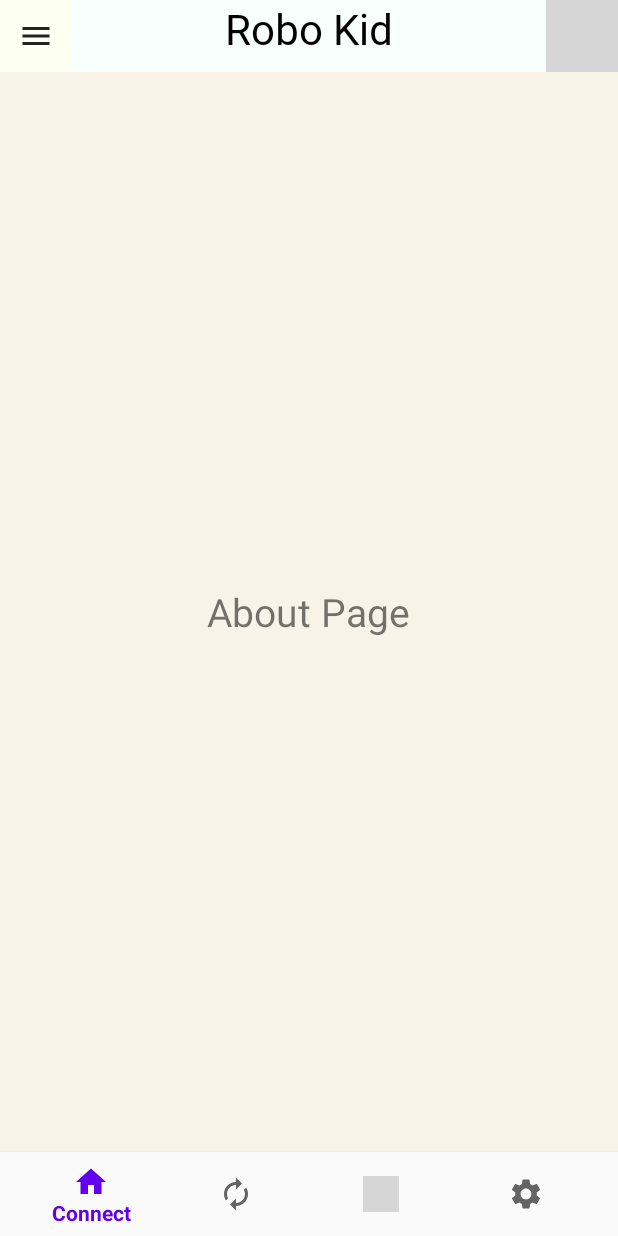
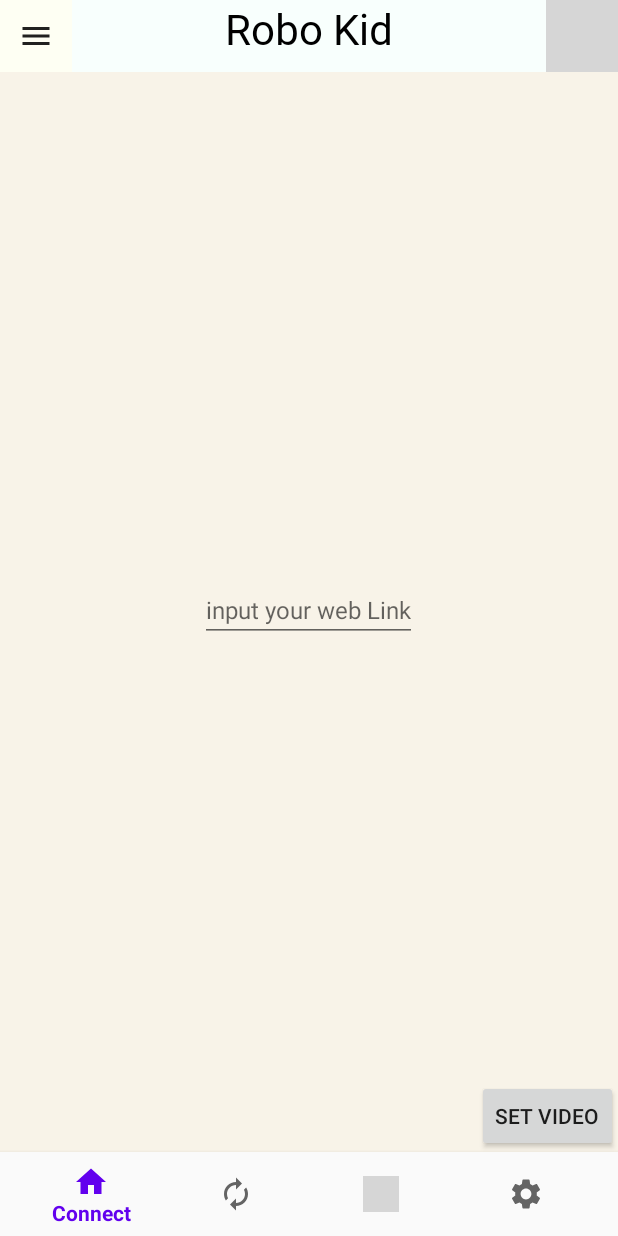
Before and after one commit to MasumBhai/Android-Robo-Kid, an Android app: the fragment AboutFragment placed in its activity, on a phone screen of 412 x 824 dp. Run offline under Robolectric (Android 15) with nearby library versions, the phone set to English and light mode, and no system bars; libraries missing offline, so code that uses them is left out: com.skyfishjy.library; 3 statements that could not run were skipped; grey boxes are pictures that could not be loaded.

Commit message:
simplest webview with fragment to fragment passing data introduced...

```diff
--- a/app/src/main/java/com/brainy_fools/robo_kid/AboutFragment.java
+++ b/app/src/main/java/com/brainy_fools/robo_kid/AboutFragment.java
@@ -1,13 +1,17 @@
 package com.brainy_fools.robo_kid;
 
+import android.content.Intent;
 import android.os.Bundle;
 
 import androidx.fragment.app.Fragment;
+import androidx.fragment.app.FragmentManager;
 
 import android.view.LayoutInflater;
 import android.view.View;
 import android.view.ViewGroup;
 import android.view.WindowManager;
+import android.widget.Button;
+import android.widget.EditText;
 
 /**
  * A simple {@link Fragment} subclass.
@@ -15,6 +19,9 @@ import android.view.WindowManager;
  * create an instance of this fragment.
  */
 public class AboutFragment extends Fragment {
+    View root;
+    private EditText editableWebLink;
+    private String videoLink;
 
     // TODO: Rename parameter arguments, choose names that match
     // the fragment initialization parameters, e.g. ARG_ITEM_NUMBER
@@ -61,6 +68,30 @@ public class AboutFragment extends Fragment {
     public View onCreateView(LayoutInflater inflater, ViewGroup container,
                              Bundle savedInstanceState) {
         // Inflate the layout for this fragment
-        return inflater.inflate(R.layout.fragment_about, container, false);
+        root = inflater.inflate(R.layout.fragment_about, container, false);
+        Button butt = root.findViewById(R.id.buttonWebLink);
+        butt.setOnClickListener(new View.OnClickListener() {
+            @Override
+            public void onClick(View view) {
+                editableWebLink = root.findViewById(R.id.inputVideoLink);
+                Bundle bundle = new Bundle();
+                bundle.putString("localWebLink", editableWebLink.getText().toString());
+                EmbeddedFragment emb = new EmbeddedFragment();
+                emb.setArguments(bundle);
+                FragmentManager manager = getParentFragmentManager();
+                manager.beginTransaction().replace(R.id.fragmentAbout, emb).commit();
+//                assert getFragmentManager() != null;
+//                getFragmentManager().beginTransaction().replace(R.id.embeddIDFragment, emb).commit();
+
+//                getParentFragmentManager().setFragmentResult("fragmentSettings", bundle);
+                editableWebLink.setText("");
+            }
+        });
+
+//        videoLink = editableWebLink.getText().toString().trim();
+//        Intent intent = new Intent(requireActivity().getApplicationContext(),EmbeddedFragment.class);
+//        intent.putExtra("localWebLink",videoLink);
+//        startActivity(intent);
+        return root;
     }
 }
--- a/app/src/main/java/com/brainy_fools/robo_kid/OnBoarding.java
+++ b/app/src/main/java/com/brainy_fools/robo_kid/OnBoarding.java
@@ -40,7 +40,7 @@ public class OnBoarding extends AppCompatActivity {
         onBoardingFragment.setOnRightOutListener(new PaperOnboardingOnRightOutListener() {
             @Override
             public void onRightOut() {
-                startActivity(new Intent(getApplicationContext(), SendOTP.class));
+                startActivity(new Intent(getApplicationContext(), FrontPage.class));
                 finish();  // finishing current activity here
             }
         });
--- a/app/src/main/res/layout/fragment_about.xml
+++ b/app/src/main/res/layout/fragment_about.xml
@@ -3,15 +3,25 @@
     xmlns:tools="http://schemas.android.com/tools"
     android:layout_width="match_parent"
     android:layout_height="match_parent"
+    android:id="@+id/fragmentAbout"
     android:background="@color/FashionWhite"
     tools:context=".AboutFragment">
 
     <!-- TODO: Update blank fragment layout -->
-    <TextView
+    <EditText
+        android:id="@+id/inputVideoLink"
         android:layout_width="wrap_content"
+        android:layout_height="40dp"
+        android:textColor="@color/purple_700"
+        android:hint="input your web Link"
+        android:layout_gravity="center"
+        android:imeOptions="actionDone"
+        android:textSize="16sp" />
+    <Button
+        android:id="@+id/buttonWebLink"
+        android:text="Set Video"
+        android:layout_gravity="bottom|right"
         android:layout_height="wrap_content"
-        android:layout_gravity="center"
-        android:text="About Page"
-        android:textSize="26sp"/>
+        android:layout_width="wrap_content"/>
 
 </FrameLayout>
--- a/app/src/main/res/layout/fragment_embedded.xml
+++ b/app/src/main/res/layout/fragment_embedded.xml
@@ -4,6 +4,7 @@
     android:layout_width="match_parent"
     android:layout_height="match_parent"
     android:background="@color/Sweet"
+    android:id="@+id/embeddIDFragment"
     tools:context=".EmbeddedFragment">
 
     <!-- TODO: Update blank fragment layout -->
```
Also changed, not shown: app/src/main/java/com/brainy_fools/robo_kid/EmbeddedFragment.java (+13 -1 lines), 2 other files.
